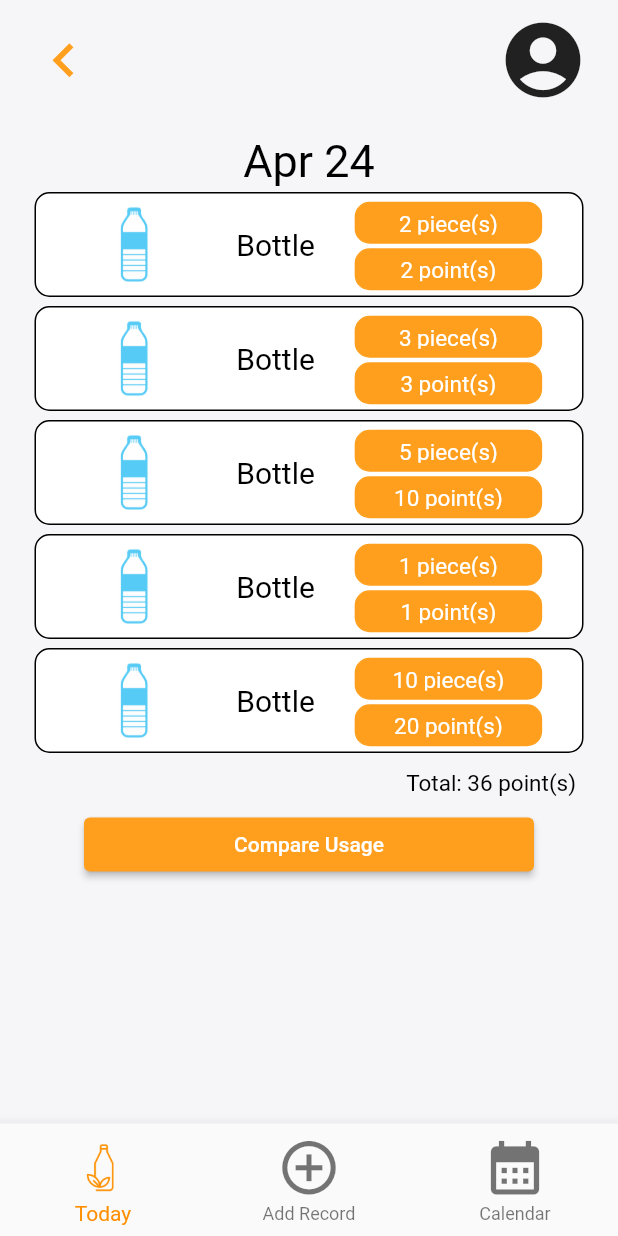
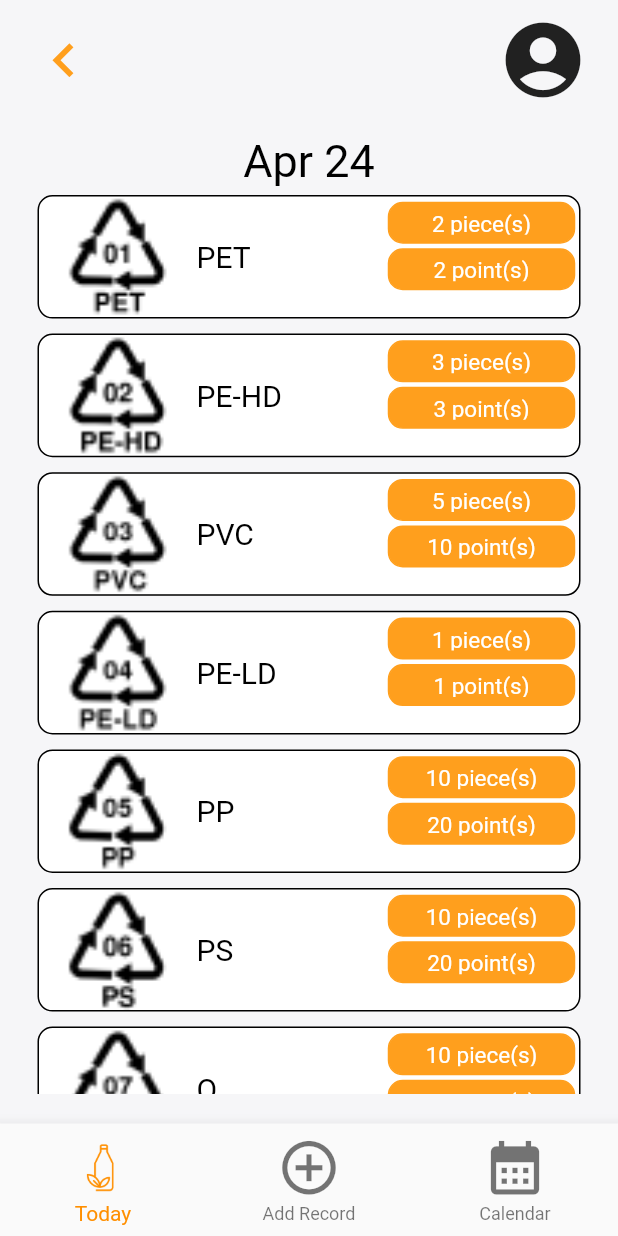
Before and after one commit to suisuiss/Plastic-Recorder, a Flutter app: the screen it shows after launch, on a phone screen of 412 x 824 dp. Run offline on Flutter 3.47's test engine with Material 2 defaults, Android fonts, the phone set to English and light mode, and no system bars.

Commit message:
[UPDATE TODAY PAGE]

```diff
--- a/plastic_recorder/lib/today_screen.dart
+++ b/plastic_recorder/lib/today_screen.dart
@@ -5,6 +5,7 @@ import 'package:intl/intl.dart';
 
 class Today extends StatelessWidget {
   Today({Key? key}) : super(key: key);
+
 
   @override
   Widget build(BuildContext context) {
@@ -20,7 +21,8 @@ class Today extends StatelessWidget {
               child: Container(
                 padding: EdgeInsets.all(20),
                 color: Color(0xffF6F6F8),
-                child: Column(
+                child: SingleChildScrollView(
+                  child: Column(
                   children: [
                     Container(
                       alignment: Alignment.topCenter,
@@ -32,16 +34,18 @@ class Today extends StatelessWidget {
                             decoration: TextDecoration.none)  ),
                     ),
 
-                    Box(pieces: 2, points: 2),
-                    Box(pieces: 3, points: 3),
-                    Box(pieces: 5, points: 10),
-                    Box(pieces: 1, points: 1),
-                    Box(pieces: 10, points: 20),
+                    Box(pieces: 2, points: 2 , name: 'PET' , pic: 'assets/im1.png' ,),
+                    Box(pieces: 3, points: 3 , name:'PE-HD' , pic:'assets/im2.png' ,),
+                    Box(pieces: 5, points: 10, name:'PVC' , pic:'assets/im3.png' ,),
+                    Box(pieces: 1, points: 1, name: 'PE-LD', pic:'assets/im4.png' ,),
+                    Box(pieces: 10, points: 20, name: 'PP',pic:'assets/im5.png' ,),
+                    Box(pieces: 10, points: 20, name: 'PS',pic:'assets/im6.png' ,),
+                    Box(pieces: 10, points: 20, name: 'O',pic:'assets/im7.png' ,),
                     Container(
                       padding: EdgeInsets.all(8),
                       alignment: Alignment.bottomRight,
                       child: Text(
-                        'Total: 36 point(s)',
+                        'Total: $sum  point(s)',
                         style: TextStyle(
                             fontSize: 15,
                             color: Colors.black,
@@ -52,6 +56,7 @@ class Today extends StatelessWidget {
                     Button(),
                   ],
                 ),
+                )
               ),
             ),
             footer(),
@@ -61,32 +66,45 @@ class Today extends StatelessWidget {
     );
   }
 }
+var sum = 0;
 
 class Box extends StatefulWidget {
   final int pieces;
   final int points;
+  final String pic;
+  final String name;
 
-  const Box({Key? key, required this.pieces, required this.points})
+  const Box({Key? key, required this.pieces, required this.points, required this.pic, required this.name})
       : super(key: key);
 
   @override
   State<Box> createState() =>
-      _BoxState(pieces: this.pieces, points: this.points);
+      _BoxState(pieces: this.pieces, points: this.points, pic: this.pic, name: this.name);
 }
 
 class _BoxState extends State<Box> {
   int pieces;
   int points;
+  String pic;
+  String name;
 
-  _BoxState({required this.pieces, required this.points});
+
+  _BoxState({required this.pieces, required this.points, required this.pic, required this.name,});
+
+  int sumpoint(){
+    sum += points;
+    return sum;
+  }
 
   @override
   Widget build(BuildContext context) {
+    final deviceHeight = MediaQuery.of(context).size.height;
+    final deviceWidth = MediaQuery.of(context).size.width;
     return Container(
       // padding: EdgeInsets.all(12.0),
-      margin: const EdgeInsets.all(3.0),
-      width: 450.0,
-      height: 70.0,
+      margin: const EdgeInsets.all(5.0),
+      width: deviceWidth*0.9,
+      height: deviceHeight*0.1,
       decoration: BoxDecoration(
         color: Colors.white,
         borderRadius: BorderRadius.circular(10),
@@ -102,25 +120,32 @@ class _BoxState extends State<Box> {
       ),
       child: Row(
         mainAxisAlignment: MainAxisAlignment.spaceEvenly,
+        crossAxisAlignment: CrossAxisAlignment.center,
         children: [
           ClipRRect(
               borderRadius: BorderRadius.all(Radius.circular(10)),
               child: Image.asset(
-                'assets/water.png',
-                scale: 0.2,
+                pic,
+                scale: 0.1,
+                width: 100,
               )),
-          Text(
-            'Bottle',
+          Container(
+            width: 125,
+            child:
+            Text(
+            name,
             style: TextStyle(
                 fontSize: 20,
                 color: Colors.black,
                 decoration: TextDecoration.none),
           ),
+          ),
+
           Column(
             children: [
               Container(
                   padding: const EdgeInsets.all(5.0),
-                  margin: const EdgeInsets.only(top: 5.5),
+                  margin: const EdgeInsets.only(top: 3.5),
                   decoration: BoxDecoration(
                     border: Border.all(width: 1.0, color: Color(0xffFF9F1D)),
                     borderRadius: BorderRadius.circular(10),
@@ -147,7 +172,7 @@ class _BoxState extends State<Box> {
                   width: 125.0,
                   height: 28.0,
                   child: Text(
-                    '$points point(s)',
+                    '$points point(s) $sumpoint()',
                     style: TextStyle(
                         fontSize: 15,
                         color: Color.fromARGB(255, 255, 255, 255),
@@ -180,16 +205,6 @@ class _ButtonState extends State<Button> {
         style: ElevatedButton.styleFrom(
           primary: Color(0xffFF9F1D),
         ),
-        // ButtonStyle(
-        //   shape: MaterialStateProperty.all<RoundedRectangleBorder>(
-        //       RoundedRectangleBorder(
-        //           borderRadius: BorderRadius.circular(13.0),
-        //           side: BorderSide(
-        //             color: Color(0xffFF9F1D),
-        //           )
-        //       )
-        //   ),
-        // ),
       ),
     );
   }
```
Also changed, not shown: plastic_recorder/pubspec.yaml (+9 -0 lines), plastic_recorder/assets/bag.png (added), plastic_recorder/assets/im1.png (added), plastic_recorder/assets/im2.png (added), plastic_recorder/assets/im3.png (added), plastic_recorder/assets/im4.png (added), plastic_recorder/assets/im5.png (added), plastic_recorder/assets/im6.png (added), plastic_recorder/assets/im7.png (added), plastic_recorder/assets/plastic.png (added).
